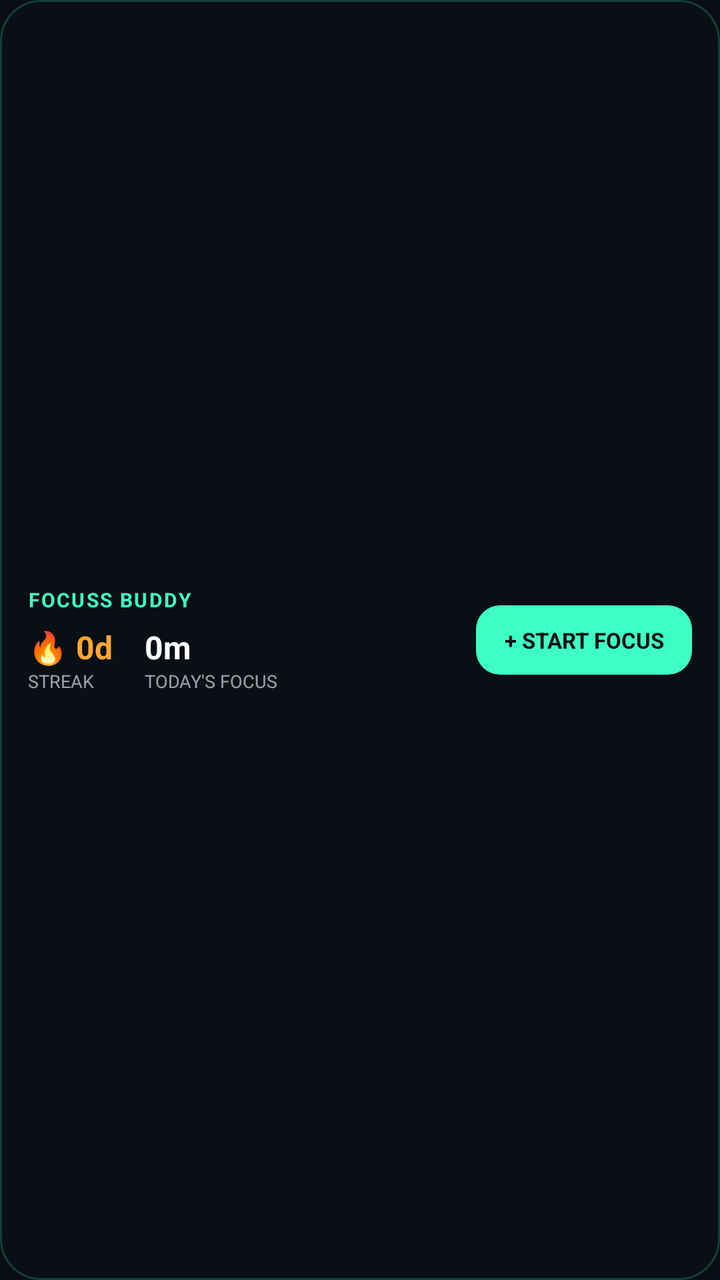
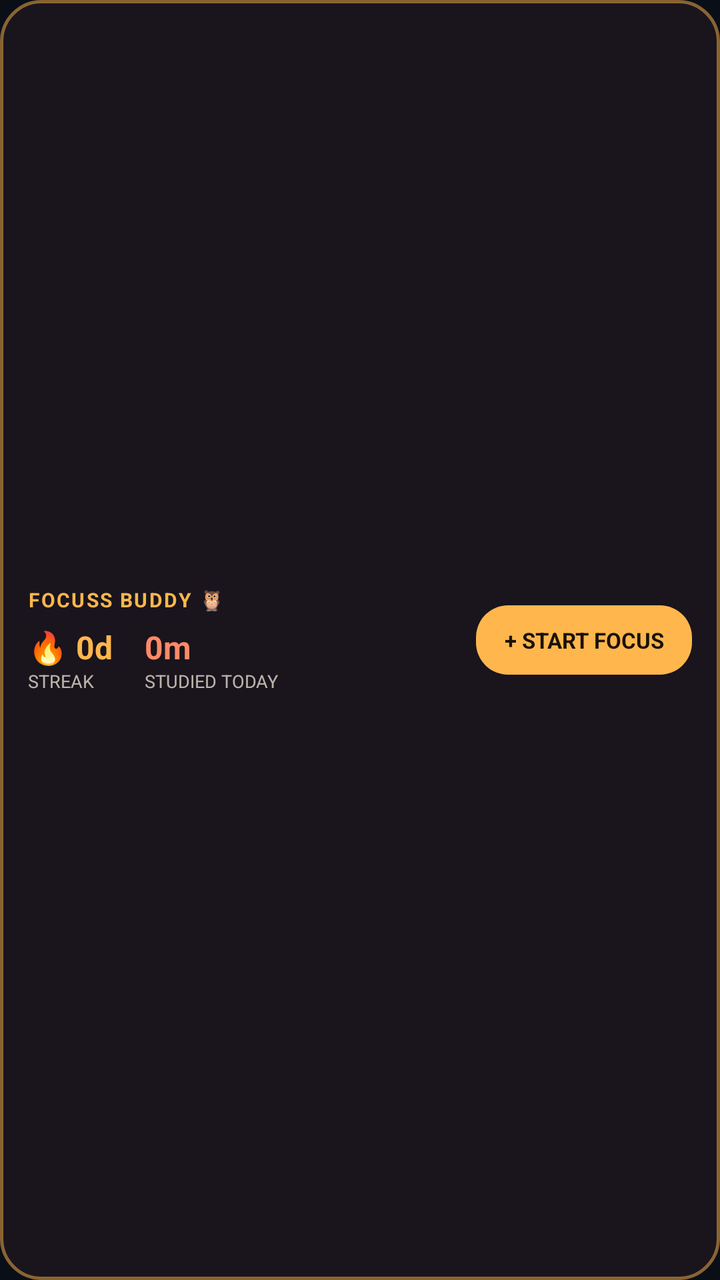

Screens rendered from an Android XML layout before and after an edit, with the pre-edit source and the edit as a unified diff.
<!-- AndroidManifest.xml: application theme Theme.MyApplication -->
<!-- res/layout/focus_app_widget.xml -->
<?xml version="1.0" encoding="utf-8"?>
<LinearLayout xmlns:android="http://schemas.android.com/apk/res/android"
    android:id="@+id/widget_root"
    android:layout_width="match_parent"
    android:layout_height="match_parent"
    android:background="@drawable/bg_widget_card"
    android:gravity="center_vertical"
    android:orientation="horizontal"
    android:padding="14dp">

    <LinearLayout
        android:layout_width="0dp"
        android:layout_height="wrap_content"
        android:layout_weight="1"
        android:orientation="vertical">

        <TextView
            android:id="@+id/widget_title"
            android:layout_width="wrap_content"
            android:layout_height="wrap_content"
            android:letterSpacing="0.08"
            android:text="FOCUSS BUDDY"
            android:textColor="#FF3DFFC4"
            android:textSize="10sp"
            android:textStyle="bold" />

        <LinearLayout
            android:layout_width="wrap_content"
            android:layout_height="wrap_content"
            android:layout_marginTop="6dp"
            android:gravity="center_vertical"
            android:orientation="horizontal">

            <LinearLayout
                android:layout_width="wrap_content"
                android:layout_height="wrap_content"
                android:layout_marginEnd="16dp"
                android:orientation="vertical">

                <TextView
                    android:id="@+id/widget_streak_value"
                    android:layout_width="wrap_content"
                    android:layout_height="wrap_content"
                    android:text="🔥 0d"
                    android:textColor="#FFFFA630"
                    android:textSize="16sp"
                    android:textStyle="bold" />

                <TextView
                    android:layout_width="wrap_content"
                    android:layout_height="wrap_content"
                    android:text="STREAK"
                    android:textColor="#99FFFFFF"
                    android:textSize="9sp" />
            </LinearLayout>

            <LinearLayout
                android:layout_width="wrap_content"
                android:layout_height="wrap_content"
                android:orientation="vertical">

                <TextView
                    android:id="@+id/widget_today_value"
                    android:layout_width="wrap_content"
                    android:layout_height="wrap_content"
                    android:text="0m"
                    android:textColor="#FFFFFFFF"
                    android:textSize="16sp"
                    android:textStyle="bold" />

                <TextView
                    android:layout_width="wrap_content"
                    android:layout_height="wrap_content"
                    android:text="TODAY'S FOCUS"
                    android:textColor="#99FFFFFF"
                    android:textSize="9sp" />
            </LinearLayout>
        </LinearLayout>
    </LinearLayout>

    <TextView
        android:id="@+id/widget_start_button"
        android:layout_width="wrap_content"
        android:layout_height="wrap_content"
        android:background="@drawable/bg_widget_button"
        android:gravity="center"
        android:paddingLeft="14dp"
        android:paddingTop="10dp"
        android:paddingRight="14dp"
        android:paddingBottom="10dp"
        android:text="+ START FOCUS"
        android:textColor="#FF0A0E16"
        android:textSize="11sp"
        android:textStyle="bold" />

</LinearLayout>
<!-- resources referenced by this layout -->
<resources>
  <!-- drawable bg_widget_button (drawable) -->
  <?xml version="1.0" encoding="utf-8"?>
  <shape xmlns:android="http://schemas.android.com/apk/res/android"
      android:shape="rectangle">
      <solid android:color="#FF3DFFC4" />
      <corners android:radius="12dp" />
  </shape>
  <!-- drawable bg_widget_card (drawable) -->
  <?xml version="1.0" encoding="utf-8"?>
  <shape xmlns:android="http://schemas.android.com/apk/res/android"
      android:shape="rectangle">
      <solid android:color="#F20A0E16" />
      <corners android:radius="20dp" />
      <stroke
          android:width="1dp"
          android:color="#333DFFC4" />
  </shape>
  <style name="Theme.MyApplication" parent="android:Theme.DeviceDefault.NoActionBar">
          <item name="android:windowBackground">#FF0A0E16</item>
          <item name="android:statusBarColor">#FF0A0E16</item>
          <item name="android:navigationBarColor">#FF0A0E16</item>
          <item name="android:windowLightStatusBar">false</item>
          <item name="android:windowLightNavigationBar" tools:targetApi="o_mr1">false</item>
      </style>
</resources>

<!-- the commit's change to res/layout/focus_app_widget.xml (unified diff, before → after) -->
@@ -19,8 +19,8 @@
             android:layout_width="wrap_content"
             android:layout_height="wrap_content"
             android:letterSpacing="0.08"
-            android:text="FOCUSS BUDDY"
-            android:textColor="#FF3DFFC4"
+            android:text="FOCUSS BUDDY 🦉"
+            android:textColor="#FFFFB74D"
             android:textSize="10sp"
             android:textStyle="bold" />
 
@@ -42,7 +42,7 @@
                     android:layout_width="wrap_content"
                     android:layout_height="wrap_content"
                     android:text="🔥 0d"
-                    android:textColor="#FFFFA630"
+                    android:textColor="#FFFFB74D"
                     android:textSize="16sp"
                     android:textStyle="bold" />
 
@@ -50,7 +50,7 @@
                     android:layout_width="wrap_content"
                     android:layout_height="wrap_content"
                     android:text="STREAK"
-                    android:textColor="#99FFFFFF"
+                    android:textColor="#B3FFF8E7"
                     android:textSize="9sp" />
             </LinearLayout>
 
@@ -64,15 +64,15 @@
                     android:layout_width="wrap_content"
                     android:layout_height="wrap_content"
                     android:text="0m"
-                    android:textColor="#FFFFFFFF"
+                    android:textColor="#FFFF8A65"
                     android:textSize="16sp"
                     android:textStyle="bold" />
 
                 <TextView
                     android:layout_width="wrap_content"
                     android:layout_height="wrap_content"
-                    android:text="TODAY'S FOCUS"
-                    android:textColor="#99FFFFFF"
+                    android:text="STUDIED TODAY"
+                    android:textColor="#B3FFF8E7"
                     android:textSize="9sp" />
             </LinearLayout>
         </LinearLayout>
@@ -89,7 +89,7 @@
         android:paddingRight="14dp"
         android:paddingBottom="10dp"
         android:text="+ START FOCUS"
-        android:textColor="#FF0A0E16"
+        android:textColor="#FF1A1108"
         android:textSize="11sp"
         android:textStyle="bold" />
 
<!-- resource entries referenced after the edit -->
@@ -4,18 +4,18 @@
   <?xml version="1.0" encoding="utf-8"?>
   <shape xmlns:android="http://schemas.android.com/apk/res/android"
       android:shape="rectangle">
-      <solid android:color="#FF3DFFC4" />
-      <corners android:radius="12dp" />
+      <solid android:color="#FFFFB74D" />
+      <corners android:radius="16dp" />
   </shape>
   <!-- drawable bg_widget_card (drawable) -->
   <?xml version="1.0" encoding="utf-8"?>
   <shape xmlns:android="http://schemas.android.com/apk/res/android"
       android:shape="rectangle">
-      <solid android:color="#F20A0E16" />
+      <solid android:color="#F51C141E" />
       <corners android:radius="20dp" />
       <stroke
-          android:width="1dp"
-          android:color="#333DFFC4" />
+          android:width="1.5dp"
+          android:color="#80FFB74D" />
   </shape>
   <style name="Theme.MyApplication" parent="android:Theme.DeviceDefault.NoActionBar">
           <item name="android:windowBackground">#FF0A0E16</item>
